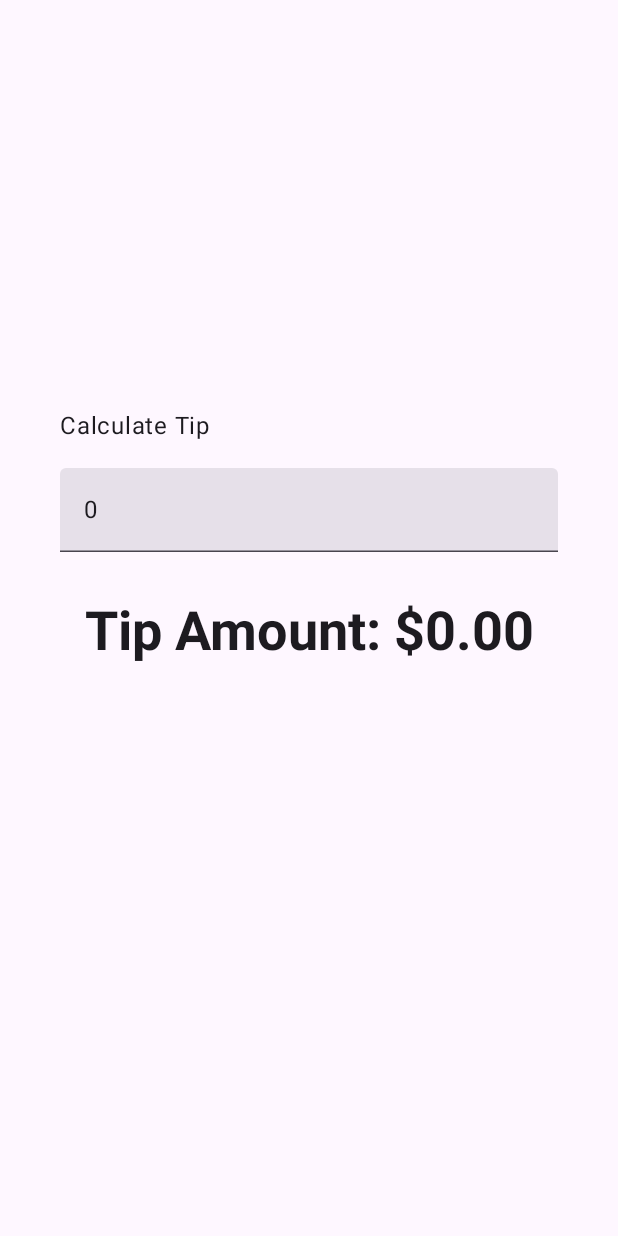
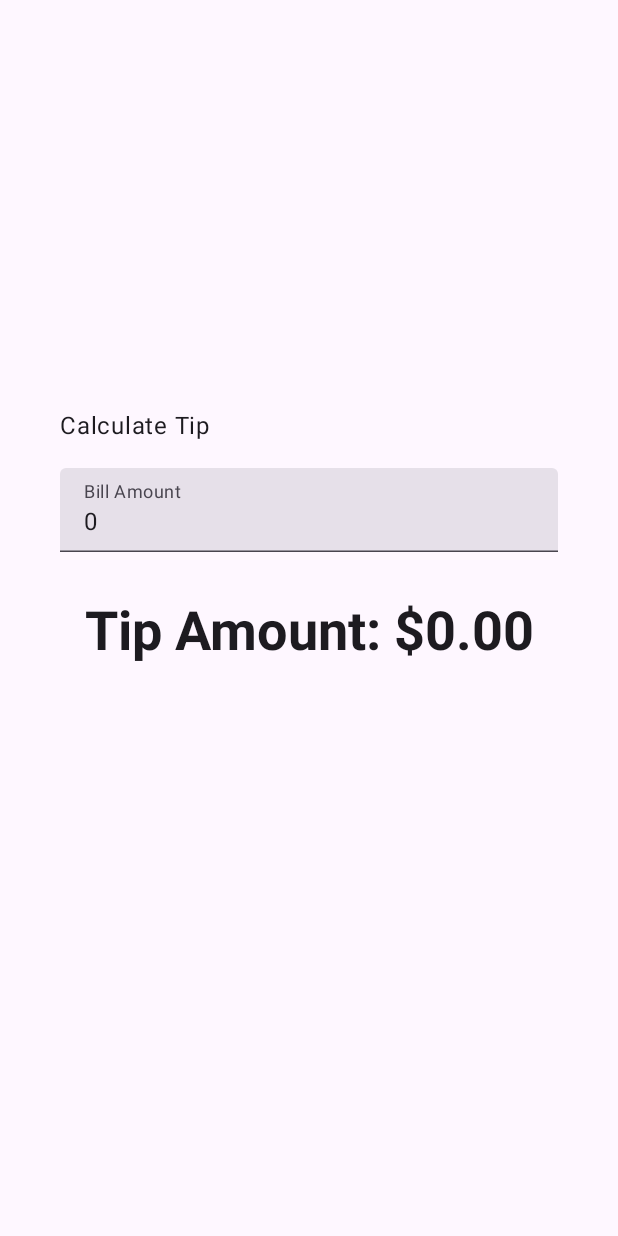
Before and after one commit to RitaPintoBlissApp/Tip_Time, an Android app built with Jetpack Compose: the screen it shows after launch (MainActivity), on a phone screen of 412 x 824 dp. Run offline under Robolectric (Android 15) with nearby library versions, the phone set to English and light mode, and no system bars.

Commit message:
Modify the appearance

```diff
--- a/app/src/main/java/com/example/tiptime/MainActivity.kt
+++ b/app/src/main/java/com/example/tiptime/MainActivity.kt
@@ -28,6 +28,7 @@ import androidx.compose.foundation.layout.height
 import androidx.compose.foundation.layout.padding
 import androidx.compose.foundation.layout.safeDrawingPadding
 import androidx.compose.foundation.layout.statusBarsPadding
+import androidx.compose.foundation.text.KeyboardOptions
 import androidx.compose.material3.MaterialTheme
 import androidx.compose.material3.Surface
 import androidx.compose.material3.Text
@@ -40,6 +41,7 @@ import androidx.compose.runtime.setValue
 import androidx.compose.ui.Alignment
 import androidx.compose.ui.Modifier
 import androidx.compose.ui.res.stringResource
+import androidx.compose.ui.text.input.KeyboardType
 import androidx.compose.ui.tooling.preview.Preview
 import androidx.compose.ui.unit.dp
 import com.example.tiptime.ui.theme.TipTimeTheme
@@ -104,7 +106,12 @@ private fun EditNumberField(modifier: Modifier = Modifier){
     TextField(
         value = amountInput,
         onValueChange = {amountInput = it },
-        modifier = modifier)
+        modifier = modifier,
+        label = {Text(stringResource(R.string.bill_amount))},
+        singleLine = true,
+        keyboardOptions = KeyboardOptions(keyboardType = KeyboardType.Number),
+    )
+
 }
 
 @Preview(showBackground = true)
```
